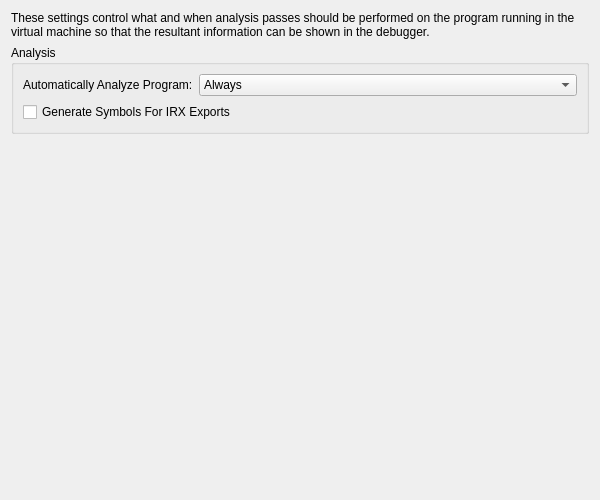
The window that pcsx2-qt/Settings/DebugAnalysisSettingsTab.ui (PCSX2/pcsx2) describes before a commit, drawn with Qt 5.
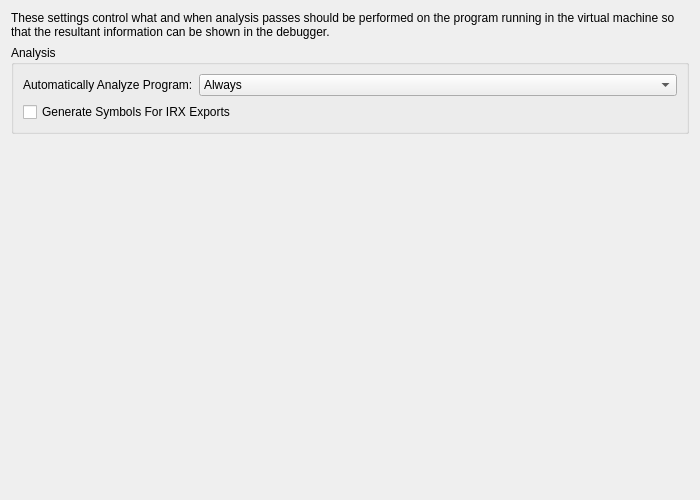
The same window after the commit.

Diff of the .ui file:
```diff
--- a/pcsx2-qt/Settings/DebugAnalysisSettingsTab.ui
+++ b/pcsx2-qt/Settings/DebugAnalysisSettingsTab.ui
@@ -6,7 +6,7 @@
    <rect>
     <x>0</x>
     <y>0</y>
-    <width>600</width>
+    <width>700</width>
     <height>500</height>
    </rect>
   </property>
```
